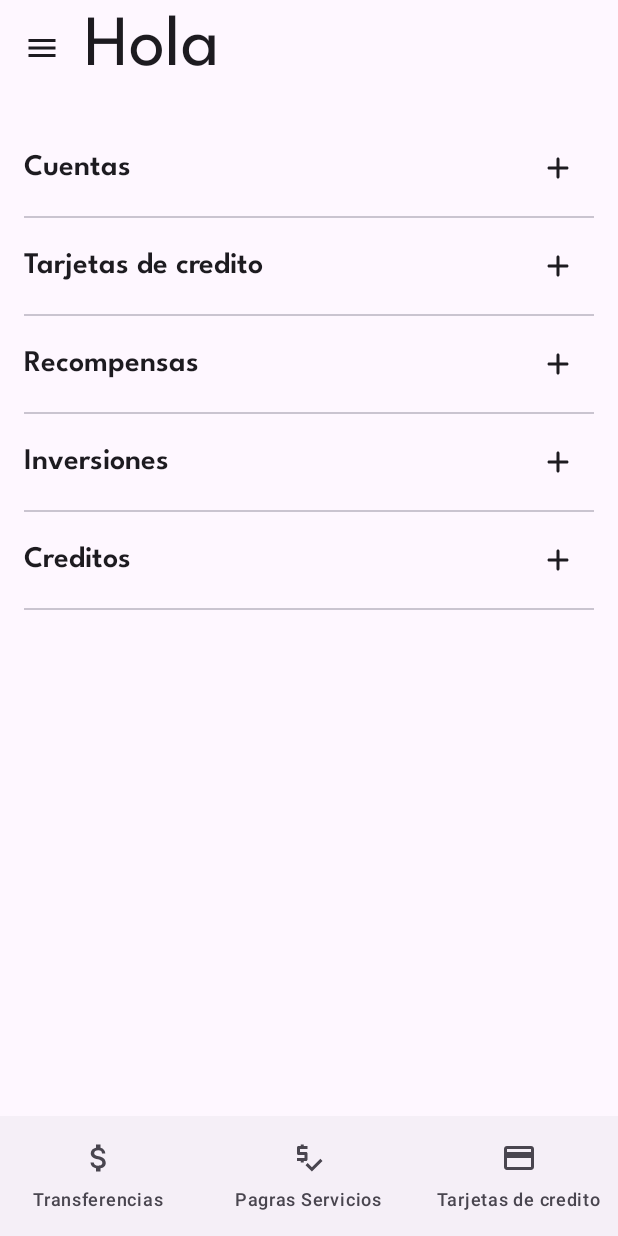
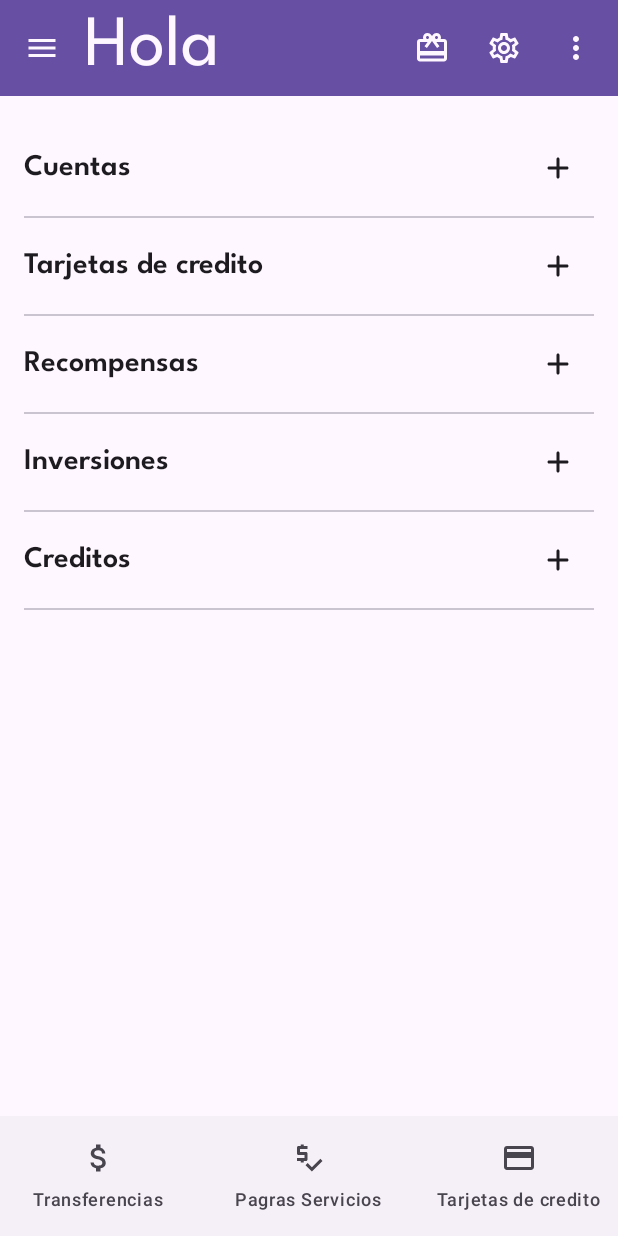
Before and after one commit to alcadiosystem/M3, an Android app built with Jetpack Compose: the screen it shows after launch (MainActivity), on a phone screen of 412 x 824 dp. Run offline under Robolectric (Android 15) with nearby library versions, the phone set to English and light mode, and no system bars.

```diff
--- a/app/build.gradle.kts
+++ b/app/build.gradle.kts
@@ -58,7 +58,7 @@ dependencies {
     implementation("androidx.compose.ui:ui")
     implementation("androidx.compose.ui:ui-graphics")
     implementation("androidx.compose.ui:ui-tooling-preview")
-    implementation("androidx.compose.material3:material3")
+    implementation("androidx.compose.material3:material3:1.1.2")
     implementation(platform("androidx.compose:compose-bom:2023.03.00"))
     testImplementation("junit:junit:4.13.2")
     androidTestImplementation("androidx.test.ext:junit:1.1.5")
--- a/app/src/main/java/com/alcadiosystem/m3/component/TopBar.kt
+++ b/app/src/main/java/com/alcadiosystem/m3/component/TopBar.kt
@@ -1,23 +1,48 @@
 package com.alcadiosystem.m3.component
 
 import androidx.compose.material.icons.Icons
+import androidx.compose.material.icons.outlined.CardGiftcard
+import androidx.compose.material.icons.outlined.Edit
+import androidx.compose.material.icons.outlined.Email
 import androidx.compose.material.icons.outlined.Menu
+import androidx.compose.material.icons.outlined.MoreVert
+import androidx.compose.material.icons.outlined.Settings
+import androidx.compose.material3.Divider
 import androidx.compose.material3.DrawerState
+import androidx.compose.material3.DropdownMenu
+import androidx.compose.material3.DropdownMenuItem
 import androidx.compose.material3.ExperimentalMaterial3Api
 import androidx.compose.material3.Icon
 import androidx.compose.material3.IconButton
+import androidx.compose.material3.MaterialTheme
 import androidx.compose.material3.Text
 import androidx.compose.material3.TopAppBar
+import androidx.compose.material3.TopAppBarDefaults
 import androidx.compose.runtime.Composable
+import androidx.compose.runtime.getValue
+import androidx.compose.runtime.mutableStateOf
+import androidx.compose.runtime.remember
 import androidx.compose.runtime.rememberCoroutineScope
+import androidx.compose.runtime.setValue
+import androidx.compose.ui.text.style.TextAlign
+import androidx.lifecycle.viewmodel.compose.viewModel
+import com.alcadiosystem.m3.viewmodel.MainViewModel
 import kotlinx.coroutines.launch
 
 @OptIn(ExperimentalMaterial3Api::class)
 @Composable
 fun TopBar(drawerState: DrawerState) {
     val scope = rememberCoroutineScope()
+    var showMenu by remember { mutableStateOf(false) }
+    val mainViewModel: MainViewModel = viewModel()
     TopAppBar(
-        title = { Text(text = "Hola")},
+        title = { Text(text = "Hola") },
+        colors = TopAppBarDefaults.topAppBarColors(
+            containerColor = MaterialTheme.colorScheme.primary,
+            titleContentColor = MaterialTheme.colorScheme.surface,
+            actionIconContentColor = MaterialTheme.colorScheme.surface,
+            navigationIconContentColor = MaterialTheme.colorScheme.surface,
+        ),
         navigationIcon = {
             IconButton(onClick = {
                 scope.launch {
@@ -26,6 +51,48 @@ fun TopBar(drawerState: DrawerState) {
             }) {
                 Icon(imageVector = Icons.Outlined.Menu, contentDescription = "Menu")
             }
+        },
+        actions = {
+            IconButton(onClick = { /*TODO*/ }) {
+                Icon(
+                    imageVector = Icons.Outlined.CardGiftcard,
+                    contentDescription = "Ir recompensas"
+                )
+            }
+            IconButton(onClick = { mainViewModel.showBottomSheet = true }) {
+                Icon(
+                    imageVector = Icons.Outlined.Settings,
+                    contentDescription = "Ir a Configuracion"
+                )
+            }
+            IconButton(onClick = { showMenu = !showMenu }) {
+                Icon(
+                    imageVector = Icons.Outlined.MoreVert,
+                    contentDescription = "Mas opciones"
+                )
+            }
+            DropdownMenu(expanded = showMenu, onDismissRequest = { showMenu = !showMenu }) {
+                DropdownMenuItem(
+                    text = { Text(text = "Edit") },
+                    onClick = { },
+                    leadingIcon = {
+                    Icon(
+                        imageVector = Icons.Outlined.Edit,
+                        contentDescription =null
+                    )
+                })
+                Divider()
+                DropdownMenuItem(
+                    text = { Text("Send Feedback") },
+                    onClick = { /* Handle send feedback! */ },
+                    leadingIcon = {
+                        Icon(
+                            Icons.Outlined.Email,
+                            contentDescription = null
+                        )
+                    },
+                    trailingIcon = { Text("F11", textAlign = TextAlign.Center) })
+            }
         }
     )
 }
--- a/app/src/main/java/com/alcadiosystem/m3/navigation/BancoNavigation.kt
+++ b/app/src/main/java/com/alcadiosystem/m3/navigation/BancoNavigation.kt
@@ -4,6 +4,8 @@ import androidx.compose.runtime.Composable
 import androidx.navigation.NavHostController
 import androidx.navigation.compose.NavHost
 import androidx.navigation.compose.composable
+import com.alcadiosystem.m3.screens.ConfigurarApariencia
+import com.alcadiosystem.m3.screens.ConfigurarNotificaciones
 import com.alcadiosystem.m3.screens.HomeScreen
 import com.alcadiosystem.m3.screens.PagarServicioScreen
 import com.alcadiosystem.m3.screens.TarjetasScreen
@@ -25,6 +27,12 @@ fun BancoNavigation(navController: NavHostController) {
         composable(NavScreen.Transferencias.name){
             TransferenciaScreen()
         }
+        composable(NavScreen.ConfigurarApariencia.name){
+            ConfigurarApariencia()
+        }
+        composable(NavScreen.ConfiguracionNotificacion.name){
+            ConfigurarNotificaciones()
+        }
     }
 
 }
--- a/app/src/main/java/com/alcadiosystem/m3/navigation/NavScreen.kt
+++ b/app/src/main/java/com/alcadiosystem/m3/navigation/NavScreen.kt
@@ -5,6 +5,8 @@ enum class NavScreen {
     HomeScreen,
     Transferencias,
     PagarServicios,
-    PagarTarjetas
+    PagarTarjetas,
+    ConfigurarApariencia,
+    ConfiguracionNotificacion
 
 }
--- /dev/null
+++ b/app/src/main/java/com/alcadiosystem/m3/viewmodel/MainViewModel.kt
@@ -0,0 +1,12 @@
+package com.alcadiosystem.m3.viewmodel
+
+import androidx.compose.runtime.getValue
+import androidx.compose.runtime.mutableStateOf
+import androidx.compose.runtime.setValue
+import androidx.lifecycle.ViewModel
+
+class MainViewModel: ViewModel() {
+
+    var showBottomSheet by mutableStateOf(false)
+
+}
```
Also changed, not shown: app/src/main/java/com/alcadiosystem/m3/MainActivity.kt (+73 -4 lines), app/src/main/java/com/alcadiosystem/m3/models/ItemOptionConfig.kt (added, +25 -0 lines), app/src/main/java/com/alcadiosystem/m3/screens/ConfigurationScreen.kt (added, +57 -0 lines).
